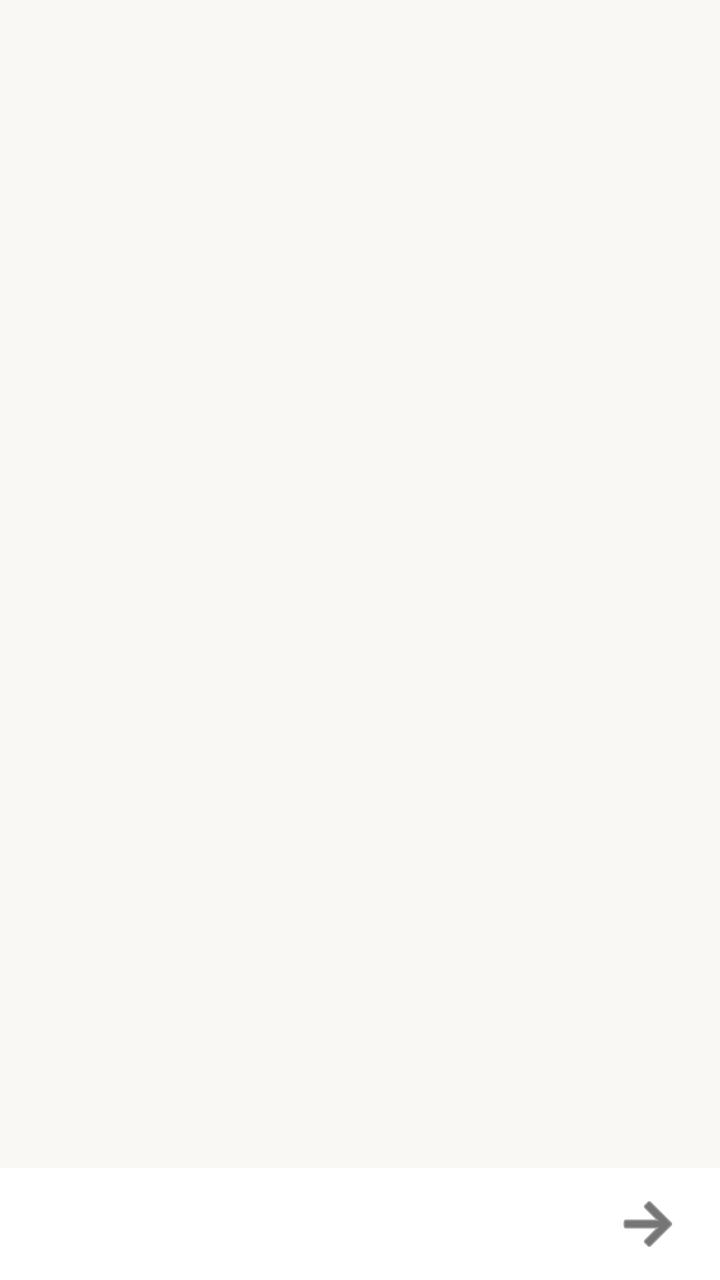
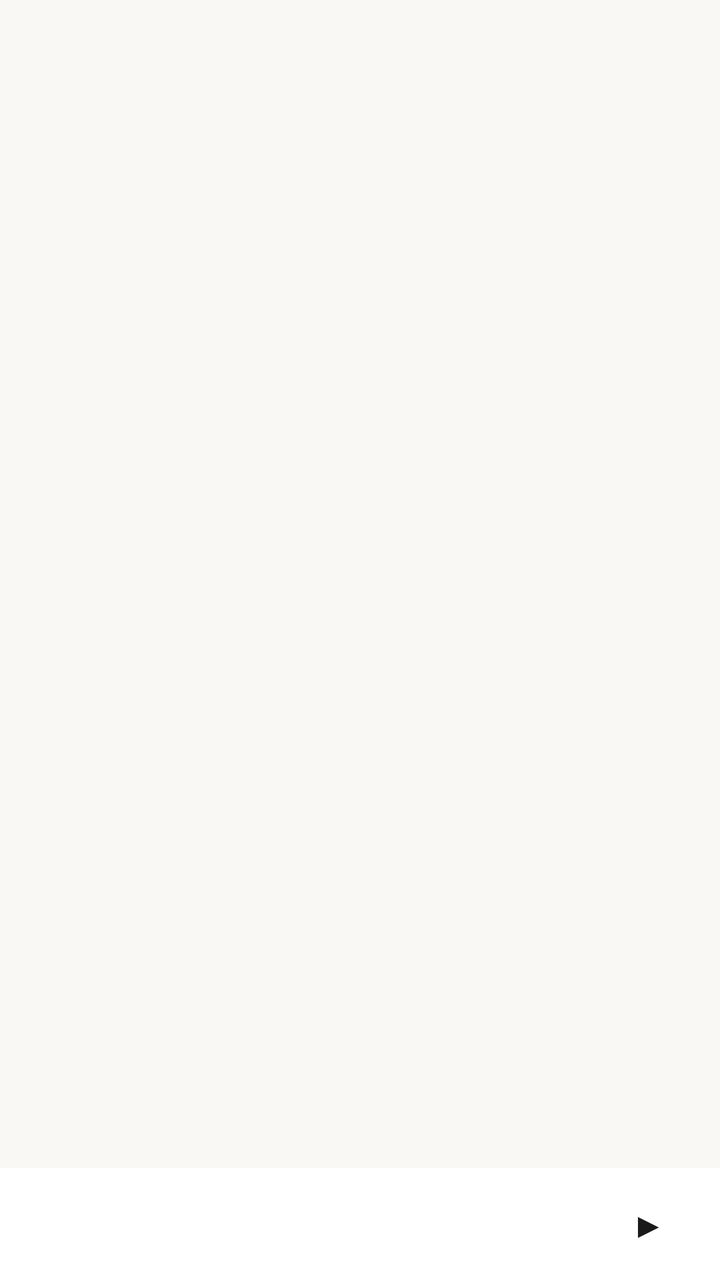

Screens rendered from an Android XML layout before and after an edit, with the pre-edit source and the edit as a unified diff.
<!-- AndroidManifest.xml: application theme Theme.ChepeRakhaReader -->
<!-- res/layout/activity_reader.xml -->
<?xml version="1.0" encoding="utf-8"?>
<androidx.constraintlayout.widget.ConstraintLayout
    xmlns:android="http://schemas.android.com/apk/res/android"
    xmlns:app="http://schemas.android.com/apk/res-auto"
    android:id="@+id/root"
    android:layout_width="match_parent"
    android:layout_height="match_parent"
    android:background="@color/background">

    
    <FrameLayout
        android:id="@+id/readerContainer"
        android:layout_width="0dp"
        android:layout_height="0dp"
        app:layout_constraintTop_toTopOf="parent"
        app:layout_constraintBottom_toTopOf="@+id/bottomBar"
        app:layout_constraintStart_toStartOf="parent"
        app:layout_constraintEnd_toEndOf="parent" />

    
    <LinearLayout
        android:id="@+id/errorMessage"
        android:layout_width="0dp"
        android:layout_height="wrap_content"
        android:orientation="vertical"
        android:gravity="center"
        android:padding="32dp"
        android:visibility="gone"
        app:layout_constraintTop_toTopOf="parent"
        app:layout_constraintBottom_toBottomOf="parent"
        app:layout_constraintStart_toStartOf="parent"
        app:layout_constraintEnd_toEndOf="parent">

        <TextView
            android:layout_width="wrap_content"
            android:layout_height="wrap_content"
            android:text="@string/error_opening_book"
            android:textSize="18sp"
            android:textColor="@color/text_primary"
            android:gravity="center"
            android:layout_marginBottom="8dp" />

        <TextView
            android:id="@+id/errorMessageText"
            android:layout_width="match_parent"
            android:layout_height="wrap_content"
            android:text="@string/error_message"
            android:textSize="14sp"
            android:textColor="@color/text_secondary"
            android:gravity="center" />

    </LinearLayout>

    
    <ProgressBar
        android:id="@+id/progressBar"
        style="?android:attr/progressBarStyleHorizontal"
        android:layout_width="0dp"
        android:layout_height="4dp"
        android:progressTint="@color/accent"
        android:visibility="gone"
        app:layout_constraintTop_toTopOf="parent"
        app:layout_constraintStart_toStartOf="parent"
        app:layout_constraintEnd_toEndOf="parent" />

    
    <LinearLayout
        android:id="@+id/bottomBar"
        android:layout_width="0dp"
        android:layout_height="wrap_content"
        android:orientation="horizontal"
        android:gravity="center_vertical"
        android:paddingHorizontal="16dp"
        android:paddingVertical="8dp"
        android:background="@color/surface"
        app:layout_constraintBottom_toBottomOf="parent"
        app:layout_constraintStart_toStartOf="parent"
        app:layout_constraintEnd_toEndOf="parent">

        <ImageButton
            android:id="@+id/btnPrevChapter"
            android:layout_width="40dp"
            android:layout_height="40dp"
            android:src="@android:drawable/ic_menu_revert"
            android:contentDescription="Previous Chapter"
            android:background="?attr/selectableItemBackgroundBorderless"
            android:tint="@color/text_primary"
            android:visibility="gone" />

        <TextView
            android:id="@+id/chapterName"
            android:layout_width="0dp"
            android:layout_height="wrap_content"
            android:layout_weight="1"
            android:textSize="13sp"
            android:textColor="@color/text_secondary"
            android:maxLines="1"
            android:ellipsize="end"
            android:layout_marginStart="8dp"
            android:layout_marginEnd="8dp" />

        <TextView
            android:id="@+id/progressPct"
            android:layout_width="wrap_content"
            android:layout_height="wrap_content"
            android:layout_marginStart="12dp"
            android:textSize="13sp"
            android:textColor="@color/text_secondary" />

        <ImageButton
            android:id="@+id/btnNextChapter"
            android:layout_width="40dp"
            android:layout_height="40dp"
            android:src="@android:drawable/ic_menu_forward"
            android:contentDescription="Next Chapter"
            android:background="?attr/selectableItemBackgroundBorderless"
            android:tint="@color/text_primary"
            android:layout_marginStart="8dp"
            android:visibility="visible" />

    </LinearLayout>

</androidx.constraintlayout.widget.ConstraintLayout>
<!-- resources referenced by this layout -->
<resources>
  <color name="accent">#8B6914</color>
  <color name="background">#FAF8F5</color>
  <color name="surface">#FFFFFF</color>
  <color name="text_primary">#1A1A1A</color>
  <color name="text_secondary">#6B6B6B</color>
  <string name="error_message">এই বইটি খোলার সময় সমস্যা হয়েছে। অনুগ্রহ করে অ্যাপটি রিইনস্টল করুন অথবা প্রকাশকের সাথে যোগাযোগ করুন।</string>
  <string name="error_opening_book">বই খোলা যায়নি</string>
  <style name="Theme.ChepeRakhaReader" parent="Theme.MaterialComponents.Light.NoActionBar">
          <item name="colorPrimary">@color/accent</item>
          <item name="colorOnPrimary">@android:color/white</item>
          <item name="colorSecondary">@color/accent_light</item>
          <item name="colorOnSecondary">@android:color/white</item>
          <item name="android:colorBackground">@color/background</item>
          <item name="colorSurface">@color/surface</item>
          <item name="colorOnSurface">@color/text_primary</item>
          <item name="colorSurfaceVariant">@color/surface_variant</item>
          <item name="android:statusBarColor">@android:color/transparent</item>
          <item name="android:navigationBarColor">@color/surface</item>
          <item name="materialButtonStyle">@style/CustomMaterialButton</item>
      </style>
  <color name="accent_light">#C4A35A</color>
  <color name="surface_variant">#F0EDE8</color>
  <style name="CustomMaterialButton" parent="Widget.MaterialComponents.Button">
          <item name="cornerRadius">28dp</item>
          <item name="android:textSize">16sp</item>
          <item name="android:fontFamily">sans-serif</item>
      </style>
</resources>

<!-- the commit's change to res/layout/activity_reader.xml (unified diff, before → after) -->
@@ -77,14 +77,15 @@
         app:layout_constraintStart_toStartOf="parent"
         app:layout_constraintEnd_toEndOf="parent">
 
-        <ImageButton
+        <TextView
             android:id="@+id/btnPrevChapter"
             android:layout_width="40dp"
             android:layout_height="40dp"
-            android:src="@android:drawable/ic_menu_revert"
-            android:contentDescription="Previous Chapter"
+            android:text="◀"
+            android:textSize="18sp"
+            android:textColor="@color/text_primary"
+            android:gravity="center"
             android:background="?attr/selectableItemBackgroundBorderless"
-            android:tint="@color/text_primary"
             android:visibility="gone" />
 
         <TextView
@@ -107,14 +108,15 @@
             android:textSize="13sp"
             android:textColor="@color/text_secondary" />
 
-        <ImageButton
+        <TextView
             android:id="@+id/btnNextChapter"
             android:layout_width="40dp"
             android:layout_height="40dp"
-            android:src="@android:drawable/ic_menu_forward"
-            android:contentDescription="Next Chapter"
+            android:text="▶"
+            android:textSize="18sp"
+            android:textColor="@color/text_primary"
+            android:gravity="center"
             android:background="?attr/selectableItemBackgroundBorderless"
-            android:tint="@color/text_primary"
             android:layout_marginStart="8dp"
             android:visibility="visible" />
 
